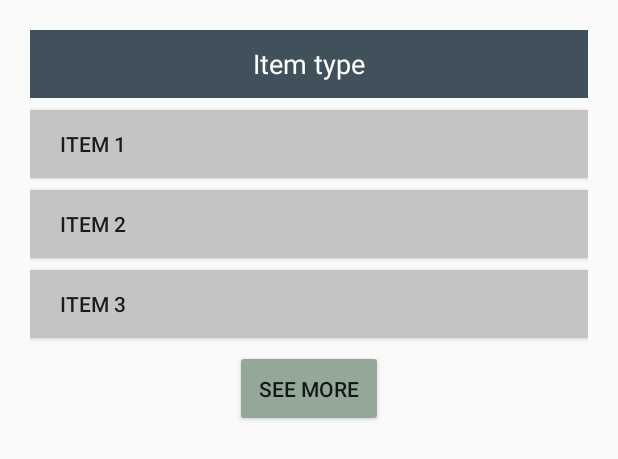
After one commit to sorensej/GearLocker, an Android app: the layout inventory_card_view.xml on its own in the app's theme, with its tools: preview values and no code run, on a phone screen of 412 x 824 dp. The commit adds this screen. Shown: the top 459 px of the screen. Run offline under Robolectric (Android 15) with nearby library versions, the phone set to English and light mode, and no system bars.

Commit message:
Added the inventory views.

```diff
--- a/app/src/main/res/layout/fragment_inventory.xml
+++ b/app/src/main/res/layout/fragment_inventory.xml
@@ -1,7 +1,6 @@
 <?xml version="1.0" encoding="utf-8"?>
-<androidx.constraintlayout.widget.ConstraintLayout
-    xmlns:android="http://schemas.android.com/apk/res/android" android:layout_width="match_parent"
+<androidx.recyclerview.widget.RecyclerView xmlns:android="http://schemas.android.com/apk/res/android"
+    android:layout_width="match_parent"
     android:layout_height="match_parent"
-    android:background="@color/colorBlue">
-
-</androidx.constraintlayout.widget.ConstraintLayout>
+    android:background="@color/colorBlue"
+    android:padding="25dp" />
--- /dev/null
+++ b/app/src/main/res/layout/inventory_card_view.xml
@@ -0,0 +1,64 @@
+<?xml version="1.0" encoding="utf-8"?>
+<LinearLayout xmlns:android="http://schemas.android.com/apk/res/android"
+    android:layout_width="match_parent"
+    android:layout_height="wrap_content"
+    xmlns:app="http://schemas.android.com/apk/res-auto"
+    android:padding="10dp"
+    app:cardCornerRadius="10dp"
+    android:layout_margin="10dp"
+    android:orientation="vertical">
+
+    <TextView
+        android:padding="10dp"
+        android:textSize="18sp"
+        android:text="@string/item_type"
+        android:id="@+id/item_type_text"
+        android:textColor="@android:color/white"
+        android:gravity="center"
+        android:background="@color/colorDarkBlue"
+        android:layout_width="match_parent"
+        android:layout_height="45dp" />
+
+    <Button
+        android:paddingHorizontal="20dp"
+        android:layout_marginTop="8dp"
+        android:layout_width="match_parent"
+        android:layout_height="45dp"
+        android:text="@string/item_1"
+        android:layout_gravity="left"
+        android:gravity="center_vertical"
+        android:background="@color/colorGrey"/>
+
+    <Button
+        android:paddingHorizontal="20dp"
+        android:layout_marginTop="8dp"
+        android:layout_width="match_parent"
+        android:layout_height="45dp"
+        android:text="@string/item_2"
+        android:layout_gravity="left"
+        android:gravity="center_vertical"
+        android:background="@color/colorGrey"/>
+
+    <Button
+        android:paddingHorizontal="20dp"
+        android:layout_marginTop="8dp"
+        android:layout_width="match_parent"
+        android:layout_height="45dp"
+        android:text="@string/item_3"
+        android:layout_gravity="left"
+        android:gravity="center_vertical"
+        android:background="@color/colorGrey"/>
+
+    <Button
+        android:layout_marginTop="8dp"
+        android:padding="16dp"
+        android:layout_width="wrap_content"
+        android:layout_height="wrap_content"
+        android:layout_gravity="center"
+        android:backgroundTint="@color/colorPrimary"
+        android:text="See More">
+
+    </Button>
+
+
+</LinearLayout>
--- a/app/src/main/res/values/colors.xml
+++ b/app/src/main/res/values/colors.xml
@@ -6,4 +6,5 @@
     <color name="colorAccent">#CEBF8A</color>
     <color name="colorGrey">#C4C4C4</color>
     <color name="colorAccentTwo">#C68A8B</color>
+    <color name="colorDarkBlue">#40515C</color>
 </resources>
--- a/app/src/main/res/values/strings.xml
+++ b/app/src/main/res/values/strings.xml
@@ -9,4 +9,8 @@
     <string name="gear_inventory">Gear Inventory</string>
     <string name="add_club">Add Club</string>
     <string name="action_settings">Action Settings</string>
+    <string name="item_type">Item type</string>
+    <string name="item_1">Item 1</string>
+    <string name="item_2">Item 2</string>
+    <string name="item_3">Item 3</string>
 </resources>
```
